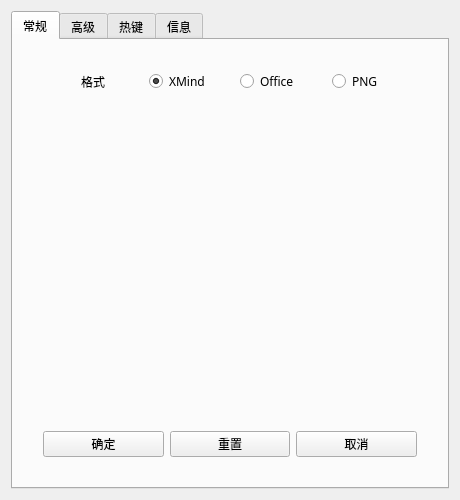
First picture: the form in ui/settingsform.ui, repository InkosiZhong/Space, before the edit.
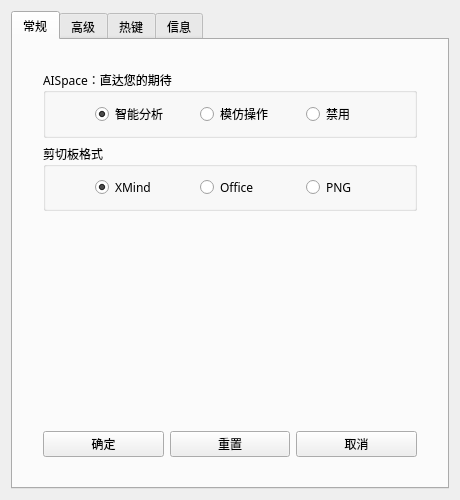
Second picture: the form after the edit. The open tabs and pages were chosen to show the change. Icons and pictures are not drawn. Custom widgets are drawn as their Qt base class.

Diff of the .ui file:
```diff
--- a/ui/settingsform.ui
+++ b/ui/settingsform.ui
@@ -34,7 +34,7 @@
       <attribute name="title">
        <string>常规</string>
       </attribute>
-      <layout class="QVBoxLayout" name="verticalLayout_4" stretch="1,1,1,0">
+      <layout class="QVBoxLayout" name="verticalLayout_4" stretch="0,0,1,0">
        <property name="leftMargin">
         <number>30</number>
        </property>
@@ -48,25 +48,75 @@
         <number>30</number>
        </property>
        <item>
-        <layout class="QHBoxLayout" name="horizontalLayout_10">
+        <widget class="QGroupBox" name="groupBox_5">
+         <property name="title">
+          <string>AISpace：直达您的期待</string>
+         </property>
+         <layout class="QHBoxLayout" name="horizontalLayout_10" stretch="0,1,1,1">
          <item>
-          <widget class="QLabel" name="label_10">
-           <property name="minimumSize">
+           <spacer name="horizontalSpacer_4">
+            <property name="orientation">
+             <enum>Qt::Horizontal</enum>
+            </property>
+            <property name="sizeHint" stdset="0">
             <size>
-             <width>100</width>
-             <height>0</height>
-            </size>
-           </property>
+              <width>40</width>
+              <height>20</height>
+             </size>
+            </property>
+           </spacer>
+          </item>
+          <item>
+           <widget class="QRadioButton" name="space_ai_radioButton">
            <property name="text">
-            <string>格式</string>
-           </property>
-           <property name="alignment">
-            <set>Qt::AlignCenter</set>
-           </property>
-          </widget>
+             <string>智能分析</string>
+            </property>
+            <property name="checked">
+             <bool>true</bool>
+            </property>
+           </widget>
+          </item>
+          <item>
+           <widget class="QRadioButton" name="space_imitate_radioButton">
+            <property name="text">
+             <string>模仿操作</string>
+            </property>
+           </widget>
+          </item>
+          <item>
+           <widget class="QRadioButton" name="space_disable_radioButton">
+            <property name="text">
+             <string>禁用</string>
+            </property>
+           </widget>
+          </item>
+         </layout>
+        </widget>
+       </item>
+       <item>
+        <widget class="QGroupBox" name="groupBox_4">
+         <property name="title">
+          <string>剪切板格式</string>
+         </property>
+         <layout class="QHBoxLayout" name="horizontalLayout_20" stretch="0,1,1,1">
+          <item>
+           <spacer name="horizontalSpacer_3">
+            <property name="orientation">
+             <enum>Qt::Horizontal</enum>
+            </property>
+            <property name="sizeHint" stdset="0">
+             <size>
+              <width>40</width>
+              <height>20</height>
+             </size>
+            </property>
+           </spacer>
          </item>
          <item>
           <widget class="QRadioButton" name="xmind_radiobutton">
+            <property name="layoutDirection">
+             <enum>Qt::LeftToRight</enum>
+            </property>
            <property name="text">
             <string>XMind</string>
            </property>
@@ -81,6 +131,9 @@
          </item>
          <item>
           <widget class="QRadioButton" name="office_radiobutton">
+            <property name="layoutDirection">
+             <enum>Qt::LeftToRight</enum>
+            </property>
            <property name="text">
             <string>Office</string>
            </property>
@@ -92,6 +145,9 @@
          </item>
          <item>
           <widget class="QRadioButton" name="png_radiobutton">
+            <property name="layoutDirection">
+             <enum>Qt::LeftToRight</enum>
+            </property>
            <property name="text">
             <string>PNG</string>
            </property>
@@ -108,9 +164,7 @@
           </widget>
          </item>
         </layout>
-       </item>
-       <item>
-        <layout class="QHBoxLayout" name="horizontalLayout_12"/>
+        </widget>
        </item>
        <item>
         <layout class="QHBoxLayout" name="horizontalLayout_13"/>
```
Left out of the diff: 2 changed lines with no effect on the pictures. Lines whose indentation alone changed are shown as unchanged.
